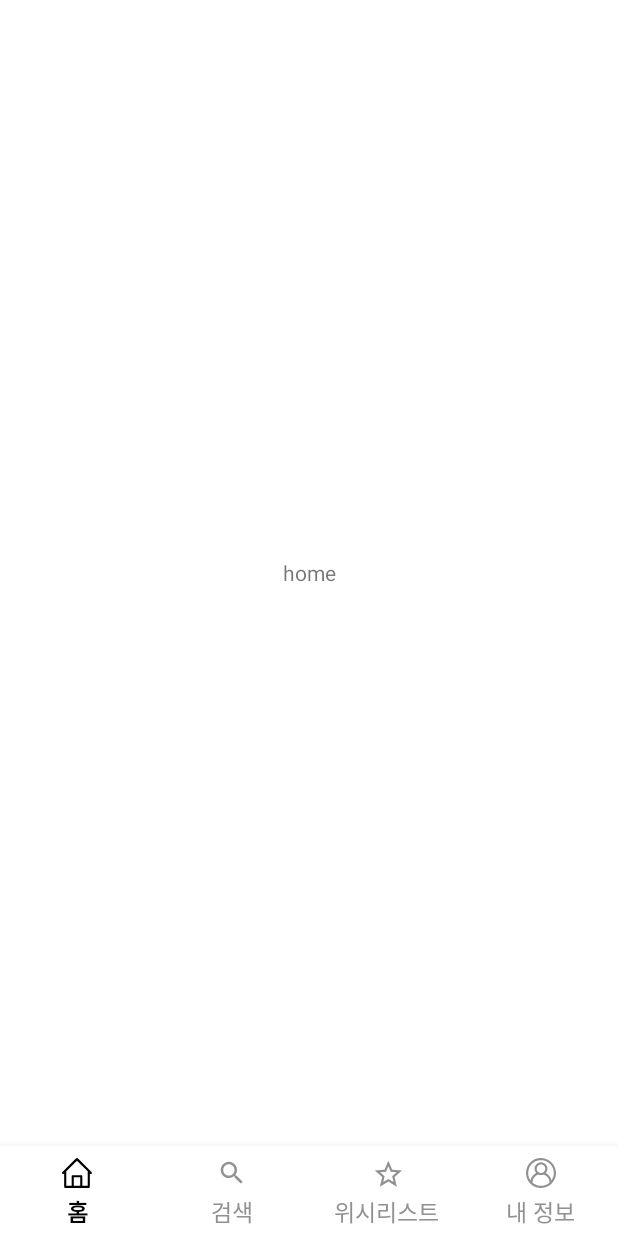
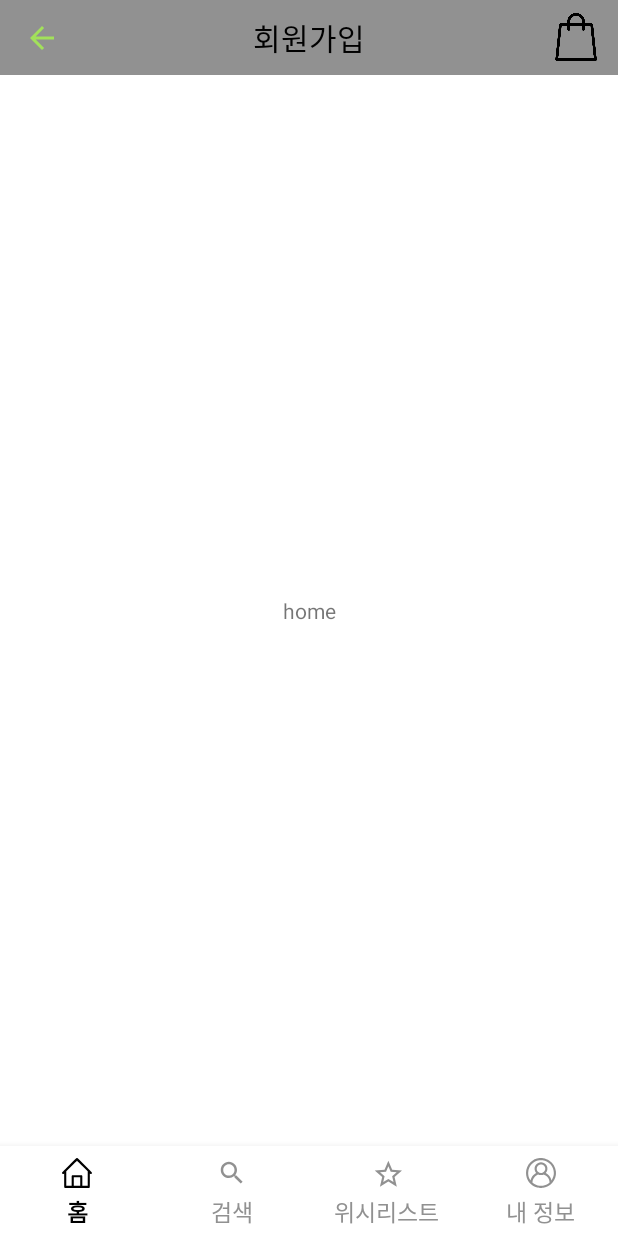
Before and after one commit to pachuho/myCloset, an Android app: the MainActivity screen opened directly, with no data from a screen before it, on a phone screen of 412 x 824 dp. Run offline under Robolectric (Android 15) with nearby library versions, the light colour scheme and no system bars.

Commit message:
modifying toolbar

```diff
--- a/app/src/main/AndroidManifest.xml
+++ b/app/src/main/AndroidManifest.xml
@@ -14,8 +14,6 @@
         android:roundIcon="@mipmap/ic_main_round"
         android:supportsRtl="true"
         android:theme="@style/Theme.MyCloset">
-        <activity android:name=".SignUpActivity"
-            android:windowSoftInputMode="adjustResize"/>
         <activity android:name=".SignUpActivity"
             android:windowSoftInputMode="adjustResize"/>
 
--- a/app/src/main/java/com/example/mycloset/GlobalApplication.kt
+++ b/app/src/main/java/com/example/mycloset/GlobalApplication.kt
@@ -9,5 +9,4 @@ class GlobalApplication : Application() {
         super.onCreate()
         KakaoSdk.init(this, getString(R.string.kakao_app_key))
     }
-
 }
--- a/app/src/main/java/com/example/mycloset/MainActivity.kt
+++ b/app/src/main/java/com/example/mycloset/MainActivity.kt
@@ -1,10 +1,11 @@
 package com.example.mycloset
 
+import android.os.Bundle
+import android.view.Menu
+import android.view.MenuItem
+import android.widget.Toast
 import androidx.appcompat.app.AppCompatActivity
-import android.os.Bundle
-import android.view.MenuItem
 import androidx.fragment.app.Fragment
-import androidx.fragment.app.FragmentTransaction
 import com.example.mycloset.Fragment.HomeFragment
 import com.example.mycloset.Fragment.MyInfoFragment
 import com.example.mycloset.Fragment.SearchFragment
@@ -17,13 +18,31 @@ class MainActivity : AppCompatActivity() {
         super.onCreate(savedInstanceState)
         setContentView(R.layout.activity_main)
 
+        // 툴바 뒤로가기
+        setSupportActionBar(main_toolbar)
+        val ab = supportActionBar!!
+        ab.setDisplayShowTitleEnabled(false)
+        ab.setDisplayHomeAsUpEnabled(true)
 //        val email : String = intent.getStringExtra("email").toString()
 
         replaceFragment(HomeFragment())
         bottom_navigation.setOnNavigationItemSelectedListener(mOnNavigationiItemSelectedListener)
     }
 
-    private val mOnNavigationiItemSelectedListener = BottomNavigationView.OnNavigationItemSelectedListener {item ->
+    override fun onCreateOptionsMenu(menu: Menu?): Boolean {
+        menuInflater.inflate(R.menu.menu_toolbar, menu)
+        return super.onCreateOptionsMenu(menu)
+    }
+
+    override fun onOptionsItemSelected(item: MenuItem): Boolean {
+        when(item.itemId) {
+            R.id.menu_toolbar_home -> Toast.makeText(this, "장바구니, 업데이트 예정", Toast.LENGTH_SHORT).show()
+        }
+        return super.onOptionsItemSelected(item)
+    }
+
+    // 네비게이션 클릭
+    private val mOnNavigationiItemSelectedListener = BottomNavigationView.OnNavigationItemSelectedListener { item ->
         when(item.itemId){
             R.id.menu_home -> {
                 replaceFragment(HomeFragment())
--- a/app/src/main/java/com/example/mycloset/SignUpActivity.kt
+++ b/app/src/main/java/com/example/mycloset/SignUpActivity.kt
@@ -53,6 +53,12 @@ class SignUpActivity : AppCompatActivity() {
         super.onCreate(savedInstanceState)
         setContentView(R.layout.activity_sign_up)
 
+        // 툴바 뒤로가기
+        setSupportActionBar(signUp_toolbar)
+        val ab = supportActionBar!!
+        ab.setDisplayShowTitleEnabled(false)
+        ab.setDisplayHomeAsUpEnabled(true)
+
 
         // 아이디 값이 있다면 받아오기
         kakaoCheck = intent.hasExtra("kakaoId")
@@ -105,12 +111,6 @@ class SignUpActivity : AppCompatActivity() {
                 }
             })
         }
-
-        // 툴바 뒤로가기
-        setSupportActionBar(toolbar)
-        val ab = supportActionBar!!
-        ab.setDisplayShowTitleEnabled(false)
-        ab.setDisplayHomeAsUpEnabled(true)
 
         // 이메일 입력 시
         et_email.addTextChangedListener(object : TextWatcher {
--- a/app/src/main/res/layout/activity_main.xml
+++ b/app/src/main/res/layout/activity_main.xml
@@ -4,17 +4,40 @@
     xmlns:tools="http://schemas.android.com/tools"
     android:layout_width="match_parent"
     android:layout_height="match_parent"
-    android:orientation="vertical"
     tools:context=".MainActivity">
+
+
+    <androidx.appcompat.widget.Toolbar
+        android:id="@+id/main_toolbar"
+        android:layout_width="match_parent"
+        android:layout_height="50dp"
+        android:background="@color/grey"
+        android:gravity="center"
+        app:layout_constraintBottom_toTopOf="@+id/container"
+        app:layout_constraintEnd_toEndOf="parent"
+        app:layout_constraintStart_toStartOf="parent"
+        app:layout_constraintTop_toTopOf="parent">
+
+        <TextView
+            android:layout_width="wrap_content"
+            android:layout_height="wrap_content"
+            android:layout_gravity="center"
+            android:text="회원가입"
+            android:textColor="@color/black"
+            android:textSize="20sp" />
+    </androidx.appcompat.widget.Toolbar>
 
     <FrameLayout
         android:id="@+id/container"
         android:layout_width="match_parent"
         android:layout_height="0dp"
-        android:layout_weight="9.3"
+        android:layout_marginTop="50dp"
         app:layout_constraintBottom_toTopOf="@+id/bottom_navigation"
+        app:layout_constraintEnd_toEndOf="parent"
         app:layout_constraintStart_toStartOf="parent"
-        app:layout_constraintTop_toTopOf="parent" />
+        app:layout_constraintTop_toTopOf="@id/main_toolbar">
+
+    </FrameLayout>
 
 
     <com.google.android.material.bottomnavigation.BottomNavigationView
@@ -27,8 +50,9 @@
         app:itemTextColor="@color/bottom_navigation_selected_color"
         app:labelVisibilityMode="labeled"
         app:layout_constraintBottom_toBottomOf="parent"
+        app:layout_constraintEnd_toEndOf="parent"
+        app:layout_constraintStart_toStartOf="parent"
         app:menu="@menu/bottom_menu" />
 
 
-
 </androidx.constraintlayout.widget.ConstraintLayout>
--- a/app/src/main/res/layout/activity_sign_up.xml
+++ b/app/src/main/res/layout/activity_sign_up.xml
@@ -8,7 +8,7 @@
     android:orientation="vertical">
 
     <androidx.appcompat.widget.Toolbar
-        android:id="@+id/toolbar"
+        android:id="@+id/signUp_toolbar"
         android:layout_width="match_parent"
         android:layout_height="50dp"
         android:gravity="center"
--- /dev/null
+++ b/app/src/main/res/menu/menu_toolbar.xml
@@ -0,0 +1,9 @@
+<?xml version="1.0" encoding="utf-8"?>
+<menu xmlns:android="http://schemas.android.com/apk/res/android"
+    xmlns:app="http://schemas.android.com/apk/res-auto">
+    <item
+        android:id="@+id/menu_toolbar_home"
+        android:icon="@drawable/ic_shopping_bag"
+        android:title="ShoppingBag"
+        app:showAsAction="always"/>
+</menu>
```
Also changed, not shown: app/src/main/res/drawable/ic_shopping_bag.png (added).
